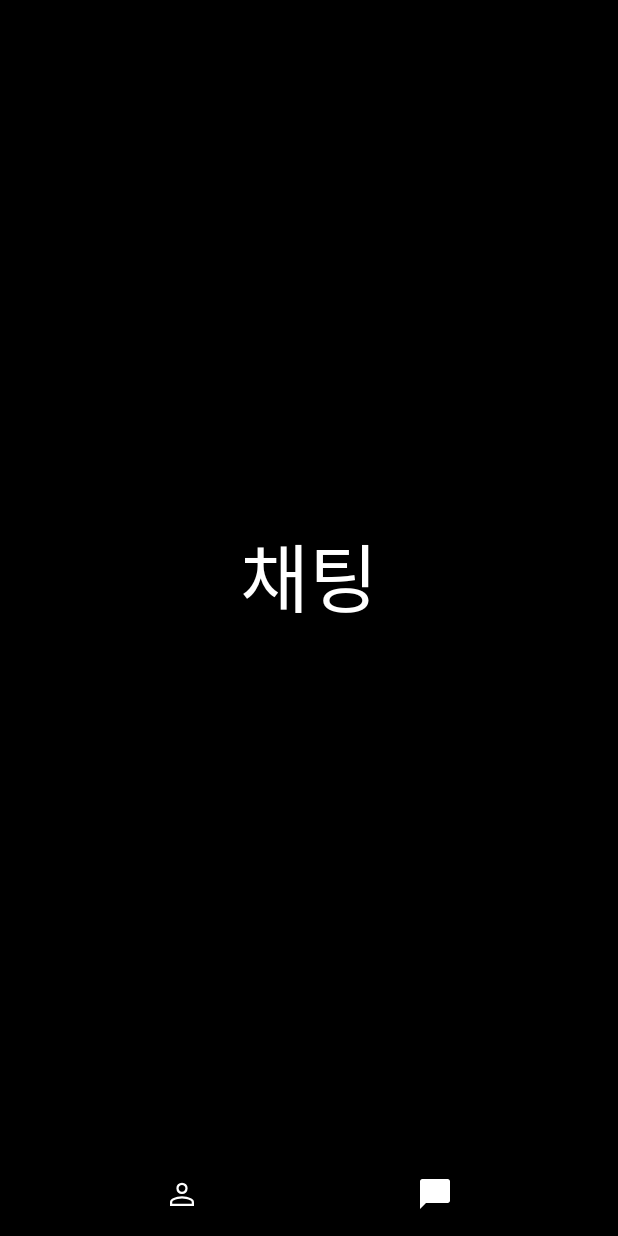
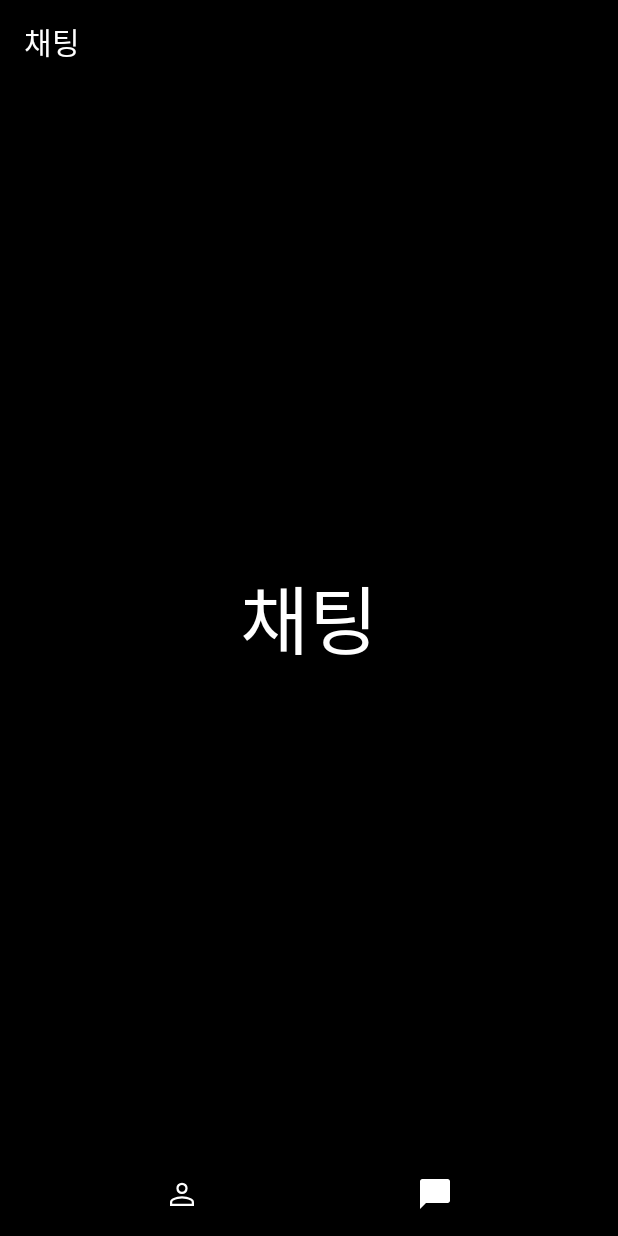
Before and after one commit to growbook91/SimpleChatApp, an Android app: the screen it shows after launch (MainActivity), item 2 of the bottom bar chosen, on a phone screen of 412 x 824 dp. Run offline under Robolectric (Android 15) with nearby library versions, the phone set to English and light mode, and no system bars.

Commit message:
ToolBar is added

```diff
--- a/app/build.gradle
+++ b/app/build.gradle
@@ -29,6 +29,7 @@ android {
 }
 
 dependencies {
+    implementation 'androidx.appcompat:appcompat:1.0.0'
     implementation 'com.google.android.material:material:1.0.0'
     implementation 'androidx.appcompat:appcompat:1.6.1'
     implementation 'com.google.android.material:material:1.8.0'
--- a/app/src/main/res/layout/fragment_main_menu_chat.xml
+++ b/app/src/main/res/layout/fragment_main_menu_chat.xml
@@ -1,9 +1,22 @@
 <?xml version="1.0" encoding="utf-8"?>
 <LinearLayout xmlns:android="http://schemas.android.com/apk/res/android"
+    xmlns:app="http://schemas.android.com/apk/res-auto"
     xmlns:tools="http://schemas.android.com/tools"
     android:layout_width="match_parent"
     android:layout_height="match_parent"
+    android:orientation="vertical"
     tools:context=".MainMenuChatFragment">
+
+    <androidx.appcompat.widget.Toolbar
+        android:id="@+id/my_toolbar"
+        android:layout_width="match_parent"
+        android:layout_height="?attr/actionBarSize"
+        android:background="@color/black"
+        android:elevation="4dp"
+        android:theme="@style/ThemeOverlay.AppCompat.ActionBar"
+        app:popupTheme="@style/ThemeOverlay.AppCompat.Light"
+        app:titleTextColor="@color/white"
+        app:title="채팅" />
 
     <TextView
         android:layout_width="match_parent"
@@ -11,6 +24,6 @@
         android:gravity="center"
         android:text="채팅"
         android:textColor="@android:color/white"
-        android:textSize="50sp"/>
+        android:textSize="50sp" />
 
 </LinearLayout>
```
Also changed, not shown: app/src/main/res/layout/fragment_main_menu_friend.xml (+15 -1 lines).
